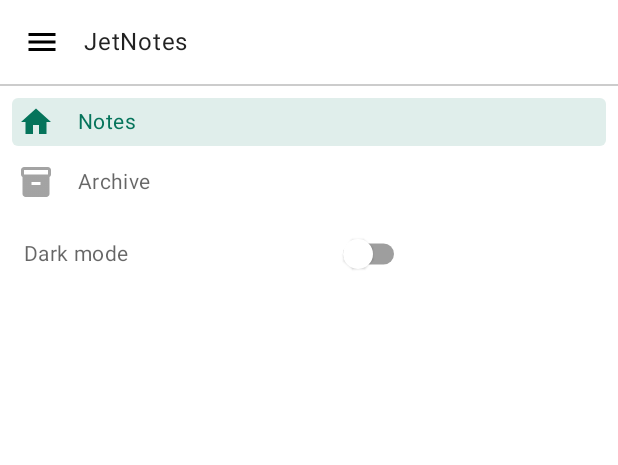
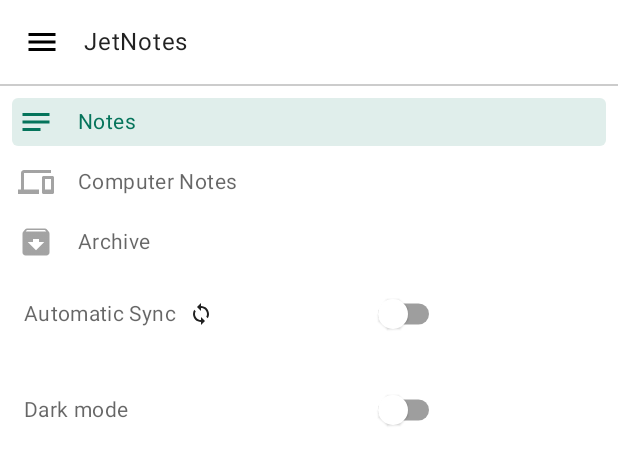
Before and after one commit to esp-er/syncnote, an Android app built with Jetpack Compose: the @Preview function AppDrawerPreview, on a phone screen of 412 x 824 dp. Shown: the top 465 px of the screen. Run offline under Robolectric (Android 15) with nearby library versions, the phone set to English and light mode, and no system bars.

Commit message:
Alter the Sync Note screen, change drawer contents

```diff
--- a/androidApp/src/main/java/com/raywenderlich/android/jetnotes/ui/components/AppDrawer.kt
+++ b/androidApp/src/main/java/com/raywenderlich/android/jetnotes/ui/components/AppDrawer.kt
@@ -3,12 +3,7 @@ package com.raywenderlich.android.jetnotes.ui.components
 import androidx.compose.foundation.Image
 import androidx.compose.foundation.clickable
 import androidx.compose.foundation.layout.*
-import androidx.compose.material.MaterialTheme
-import androidx.compose.material.Surface
-import androidx.compose.material.Text
 import androidx.compose.material.icons.Icons
-import androidx.compose.material.icons.filled.Home
-import androidx.compose.material.icons.filled.Menu
 import androidx.compose.runtime.Composable
 import androidx.compose.ui.Alignment
 import androidx.compose.ui.Modifier
@@ -17,14 +12,13 @@ import androidx.compose.ui.tooling.preview.Preview
 import androidx.compose.ui.unit.dp
 import androidx.compose.ui.graphics.vector.ImageVector
 import com.raywenderlich.android.jetnotes.theme.JetNotesTheme
-import androidx.compose.material.Switch
 import com.raywenderlich.android.jetnotes.theme.JetNotesThemeSettings
 import com.raywenderlich.jetnotes.routing.NotesRouter
 import com.raywenderlich.jetnotes.routing.Screen
-import androidx.compose.material.Divider
 import androidx.compose.foundation.layout.Column
 import androidx.compose.foundation.layout.fillMaxSize
-import androidx.compose.material.icons.filled.Inventory2
+import androidx.compose.material.*
+import androidx.compose.material.icons.filled.*
 
 @Composable
 fun AppDrawer(
@@ -35,16 +29,24 @@ fun AppDrawer(
         AppDrawerHeader()
         Divider(color = MaterialTheme.colors.onSurface.copy(alpha = .2f))
         ScreenNavigationButton(
-            icon = Icons.Filled.Home,
+            icon = Icons.Filled.Notes,
             label = "Notes",
             isSelected = currentScreen == Screen.Notes,
             onClick = {
                 NotesRouter.navigateTo(Screen.Notes)
+            }
+        )
+        ScreenNavigationButton(
+            icon = Icons.Filled.Devices,
+            label = "Computer Notes",
+            isSelected = currentScreen == Screen.Sync,
+            onClick = {
+                NotesRouter.navigateTo(Screen.Sync)
                 closeDrawerAction()
             }
         )
         ScreenNavigationButton(
-            icon = Icons.Filled.Inventory2,
+            icon = Icons.Filled.Archive,
             label = "Archive",
             isSelected = currentScreen == Screen.Archive,
             onClick = {
@@ -52,6 +54,8 @@ fun AppDrawer(
                 closeDrawerAction()
             }
         )
+
+        SyncToggleItem()
         LightDarkThemeItem()
     }
 }
@@ -157,6 +161,54 @@ fun AppDrawerHeaderPreview() {
         AppDrawerHeader()
     }
 }
+@Composable
+private fun SyncToggleItem(modifier: Modifier = Modifier) {
+    Row(
+        Modifier
+            .padding(8.dp)
+            .fillMaxWidth(0.8f)
+    ) {
+
+        Column(modifier = Modifier.align(Alignment.CenterVertically).weight(1f)) {
+            Row {
+                Text(
+                    text = "Automatic Sync",
+                    style = MaterialTheme.typography.body2,
+                    color = MaterialTheme.colors.onSurface.copy(alpha = 0.6f),
+                    modifier = Modifier
+                        .padding(8.dp)
+                        //.align(alignment = Alignment.Start)
+                )
+                Icon(
+                    imageVector = Icons.Default.Sync,
+                    "Sync Icon",
+                    modifier = Modifier
+                        .size(16.dp)
+                        .align(Alignment.CenterVertically)
+                )
+            }
+        }
+
+        Column(modifier = Modifier.align(Alignment.CenterVertically).weight(1f)) {
+            Switch( //TODO: implement toggling for sync
+                checked = false,
+                onCheckedChange = { },
+                modifier = Modifier
+                    .padding(start = 8.dp, end = 32.dp)
+                    .align(alignment = Alignment.End)
+            )
+        }
+    }
+}
+
+@Preview
+@Composable
+fun SyncToggleItemPreview() {
+    JetNotesTheme {
+        SyncToggleItem()
+    }
+}
+
 
 @Composable
 private fun LightDarkThemeItem() {
@@ -165,24 +217,28 @@ private fun LightDarkThemeItem() {
             .padding(8.dp)
             .fillMaxWidth(0.8f)
     ) {
+        Column(modifier = Modifier.align(Alignment.CenterVertically).weight(1f)){
             Text(
                 text = "Dark mode",
                 style = MaterialTheme.typography.body2,
                 color = MaterialTheme.colors.onSurface.copy(alpha = 0.6f),
                 modifier = Modifier
-                .weight(5f)
-                .padding(start = 8.dp, top = 8.dp, end = 8.dp, bottom =
-                8.dp)
-                .align(alignment = Alignment.CenterVertically)
+                    .padding(
+                        start = 8.dp, top = 8.dp, end = 8.dp, bottom =
+                        8.dp
                     )
+                    .align(alignment = Alignment.Start)
+            )
+        }
+        Column (modifier = Modifier.align(Alignment.CenterVertically).weight(1f)){
             Switch(
                 checked = JetNotesThemeSettings.isDarkThemeEnabled,
                 onCheckedChange = { JetNotesThemeSettings.isDarkThemeEnabled = it },
                 modifier = Modifier
-                .weight(5f)
-                .padding(start = 8.dp, end = 8.dp)
-                .align(alignment = Alignment.CenterVertically)
+                    .padding(start = 8.dp, end = 32.dp)
+                    .align(alignment = Alignment.End)
             )
+        }
     }
 }
 @Preview
--- /dev/null
+++ b/shared/src/commonMain/kotlin/com/raywenderlich/jetnotes/data/network/HostData.kt
@@ -0,0 +1,3 @@
+package com.raywenderlich.jetnotes.data.network
+
+data class HostData(val address: String, val port: Int, val path: String)
```
Also changed, not shown: androidApp/src/main/java/com/raywenderlich/android/jetnotes/ui/components/NotesListImmutable.kt (added, +80 -0 lines), androidApp/src/main/java/com/raywenderlich/android/jetnotes/ui/components/SyncedNote.kt (added, +261 -0 lines), androidApp/src/main/java/com/raywenderlich/android/jetnotes/ui/screens/SyncScreen.kt (+2 -25 lines), shared/src/androidMain/kotlin/com/raywenderlich/jetnotes/MainViewModel.kt (+6 -1 lines), shared/src/androidMain/kotlin/com/raywenderlich/jetnotes/data/SyncClient.kt (+29 -9 lines), androidApp/src/main/java/com/raywenderlich/android/jetnotes/ui/components/OpenNotesDb.db (added), 1 other file. Lines whose indentation alone changed are shown as unchanged.
